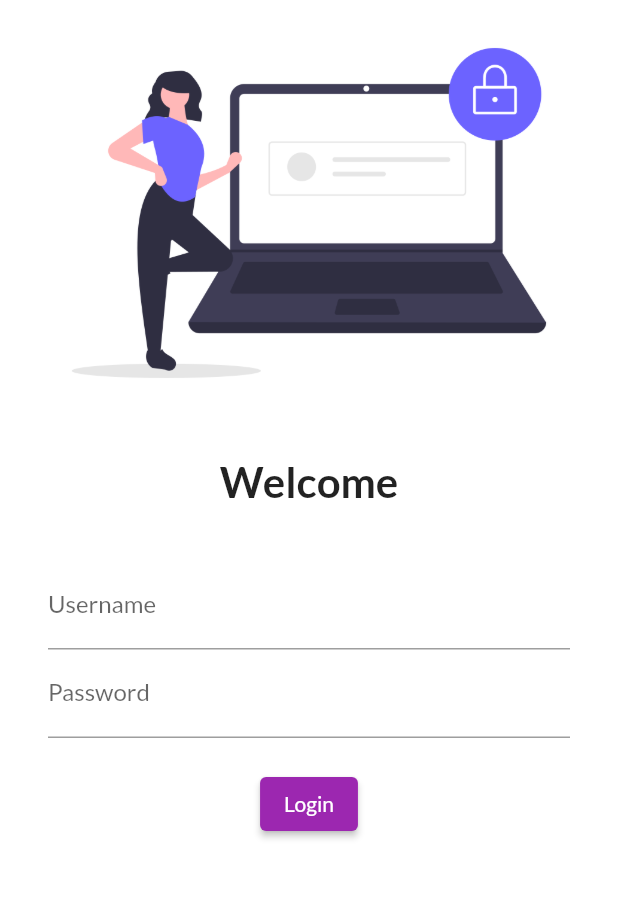
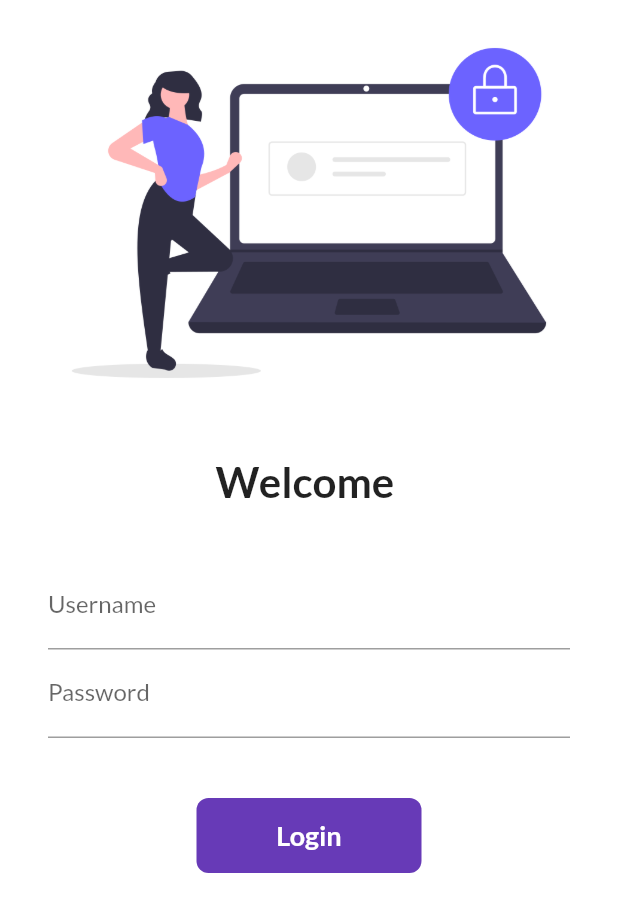
Before and after one commit to HulgePranjal/flutter, a Flutter app: the screen it shows after launch, on a phone screen of 412 x 824 dp. Shown: the top 912 px of the screen. Run offline on Flutter 3.47's test engine with Material 2 defaults, Android fonts, the phone set to English and light mode, and no system bars; our stand-ins replace google_fonts.

Commit message:
day6 completed

```diff
--- a/lib/main.dart
+++ b/lib/main.dart
@@ -1,6 +1,7 @@
 import 'package:flutter/material.dart';
 import 'package:google_fonts/google_fonts.dart';
 import 'package:myfirstproject/pages/login_page.dart';
+import 'package:myfirstproject/utils/routes.dart';
 import 'pages/home_page.dart';
 import 'package:google_fonts/google_fonts.dart';
 
@@ -23,8 +24,8 @@ class MyApp extends StatelessWidget {
       ),
       routes: {
         "/": (context) => LoginPage(),
-        "/home": (context) => HomePage(),
-        "/login": (context) => LoginPage()
+        MyRoutes.homeRoute: (context) => HomePage(),
+        MyRoutes.loginRoute: (context) => LoginPage()
       },
     );
   }
--- a/lib/pages/login_page.dart
+++ b/lib/pages/login_page.dart
@@ -1,10 +1,21 @@
 import 'package:flutter/material.dart';
 
-class LoginPage extends StatelessWidget {
+import '../utils/routes.dart';
+
+class LoginPage extends StatefulWidget {
+  @override
+  State<LoginPage> createState() => _LoginPageState();
+}
+
+class _LoginPageState extends State<LoginPage> {
+  String name = "";
+  bool changeButton = false;
+
   @override
   Widget build(BuildContext context) {
     return Material(
         color: Colors.white,
+        child: SingleChildScrollView(
           child: Column(
             children: [
               Image.asset(
@@ -15,7 +26,7 @@ class LoginPage extends StatelessWidget {
                 height: 20.0,
               ),
               Text(
-              "Welcome",
+                "Welcome $name",
                 style: TextStyle(
                   fontSize: 28,
                   fontWeight: FontWeight.bold,
@@ -25,13 +36,17 @@ class LoginPage extends StatelessWidget {
                 height: 20.0,
               ),
               Padding(
-              padding:
-                  const EdgeInsets.symmetric(vertical: 16.0, horizontal: 32.0),
+                padding: const EdgeInsets.symmetric(
+                    vertical: 16.0, horizontal: 32.0),
                 child: Column(
                   children: [
                     TextFormField(
                       decoration: InputDecoration(
                           hintText: "Enter Username", labelText: "Username"),
+                      onChanged: (value) {
+                        name = value;
+                        setState(() {});
+                      },
                     ),
                     TextFormField(
                       obscureText: true,
@@ -39,19 +54,48 @@ class LoginPage extends StatelessWidget {
                           hintText: "Enter Password", labelText: "Password"),
                     ),
                     SizedBox(
-                    height: 20.0,
+                      height: 40.0,
                     ),
-                  ElevatedButton(
-                    child: Text("Login"),
-                    style: TextButton.styleFrom(),
-                    onPressed: () {
-                      print("hi pranjal");
+
+                    InkWell(
+                      onTap: ()async {
+                        setState(() {
+                          changeButton = true;
+                        });
+                        await Future.delayed(Duration(seconds:1));
+                        Navigator.pushNamed(context, MyRoutes.homeRoute);
                       },
-                  )
+                      child: AnimatedContainer(
+                          duration: Duration(seconds: 1),
+                          width: changeButton ? 50 : 150,
+                          height: 50,
+                          alignment: Alignment.center,
+                          child:changeButton?Icon(Icons.done,color: Colors.white,): Text(
+                            "Login",
+                            style: TextStyle(
+                                color: Colors.white,
+                                fontWeight: FontWeight.bold,
+                                fontSize: 18),
+                          ),
+                          decoration: BoxDecoration(
+                              color: Colors.deepPurple,
+                              // shape: changeButton?BoxShape.circle:BoxShape.rectangle,
+                              borderRadius: BorderRadius.circular(changeButton? 50: 8)
+                              )),
+                    ),
+
+                    // ElevatedButton(
+                    //   child: Text("Login"),
+                    //   style: TextButton.styleFrom(minimumSize: Size(150, 50)),
+                    //   onPressed: () {
+                    //     Navigator.pushNamed(context, MyRoutes.homeRoute);
+                    //   },
+                    // )
                   ],
                 ),
               )
             ],
+          ),
         ));
   }
 }
--- /dev/null
+++ b/lib/utils/routes.dart
@@ -0,0 +1,4 @@
+class MyRoutes {
+  static String loginRoute = "/login";
+  static String homeRoute = "/home";
+}
```
Also changed, not shown: 1 other file. Lines whose indentation alone changed are shown as unchanged.
